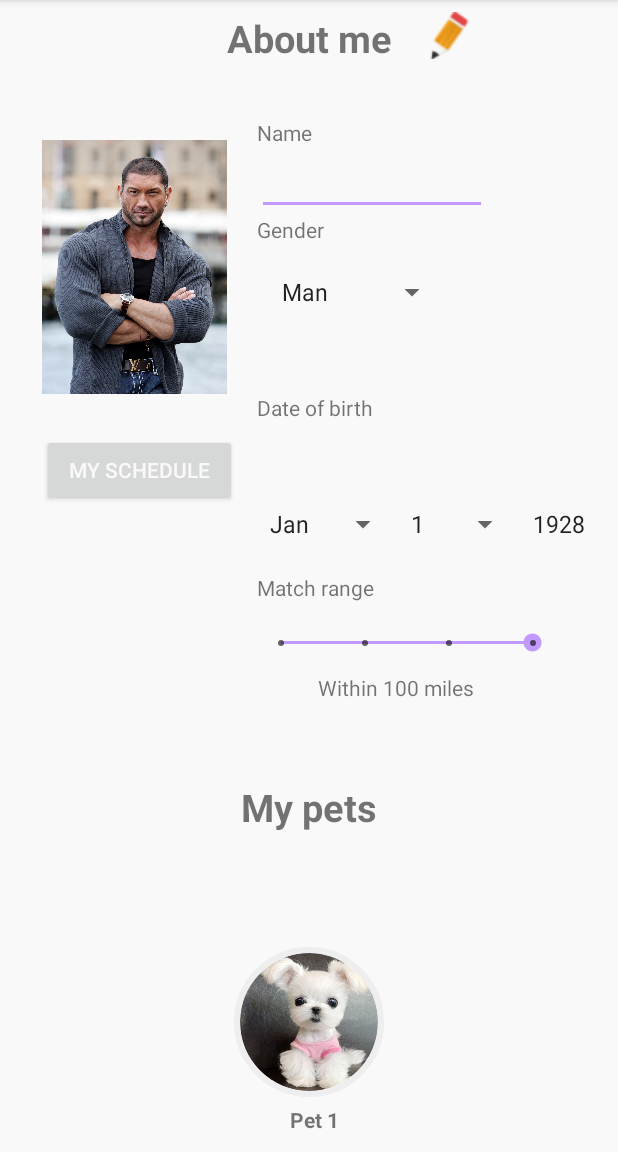
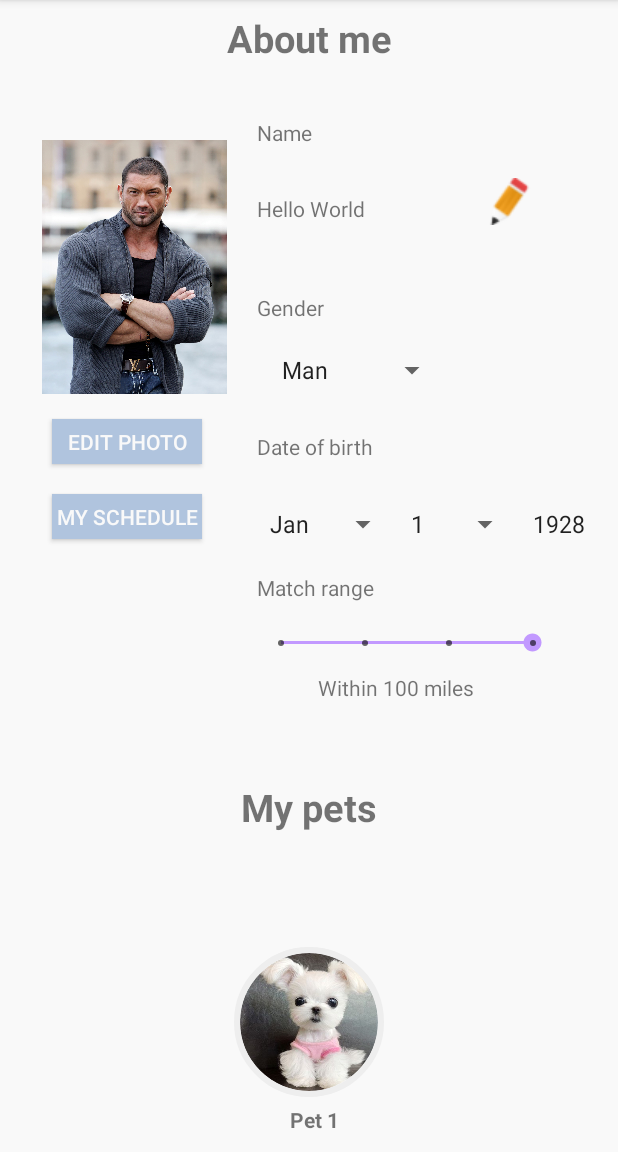
Before and after one commit to zero41120/Pet-Clump, an Android app: the UserInfoActivity screen opened directly, with no data from a screen before it, on a phone screen of 412 x 824 dp, the part 84-1236 px from its top. Run offline under Robolectric (Android 15) with nearby library versions, the phone set to English and light mode, and no system bars; our stand-ins replace Firebase (no records; nobody signed in at launch, a user with empty details on screens opened directly); libraries missing offline, so code that uses them is left out: com.facebook, com.facebook.appevents, com.facebook.login, com.mikhaellopez.circularimageview; plain views replace CircularImageView; 4 statements that could not run were skipped.

Commit message:
Adds ViewSwitcher for name

```diff
--- a/android/app/src/main/java/com/petclump/petclump/UserInfoActivity.java
+++ b/android/app/src/main/java/com/petclump/petclump/UserInfoActivity.java
@@ -1,9 +1,7 @@
 package com.petclump.petclump;
 
-import android.app.DatePickerDialog;
 import android.content.Context;
 import android.content.Intent;
-import android.graphics.drawable.ColorDrawable;
 import android.os.Bundle;
 import android.support.constraint.ConstraintLayout;
 import android.support.constraint.ConstraintSet;
@@ -11,7 +9,7 @@ import android.support.v7.app.AppCompatActivity;
 import android.view.View;
 import android.widget.AdapterView;
 import android.widget.ArrayAdapter;
-import android.widget.DatePicker;
+import android.widget.Button;
 import android.widget.EditText;
 import android.widget.ImageButton;
 import android.widget.ImageView;
@@ -19,6 +17,7 @@ import android.widget.SeekBar;
 import android.widget.Spinner;
 import android.widget.TextView;
 import android.widget.Toast;
+import android.widget.ViewSwitcher;
 
 import com.mikhaellopez.circularimageview.CircularImageView;
 
@@ -28,7 +27,8 @@ public class UserInfoActivity extends AppCompatActivity implements AdapterView.O
     String year_array_string[];
     private int year;
     ImageView profile_user;
-    ImageButton button_add_pets, button_edit_user_photo;
+    ImageButton button_add_pets, edit_name_button;
+    Button button_edit_user_photo;
     CircularImageView profile_pet1, profile_pet2, profile_pet3;
     TextView name_pet1, name_pet2, name_pet3;
     TextView match_range_value;
@@ -73,6 +73,9 @@ public class UserInfoActivity extends AppCompatActivity implements AdapterView.O
         user_select_gender = findViewById(R.id.user_select_gender);
         user_select_gender.setOnItemSelectedListener(this);
 
+        edit_name_button = findViewById(R.id.edit_name_button);
+        edit_name_button.setTag(R.drawable.pencil);
+
         year = 1928;
         day_array_string = new String[31];
         year_array_string = new String[90];
@@ -99,6 +102,8 @@ public class UserInfoActivity extends AppCompatActivity implements AdapterView.O
             Intent nextScreen = new Intent(c, PetInfoActivity.class);
             startActivity(nextScreen);
         });
+
+        edit_name_button.setOnClickListener(v ->nameChangeClick());
 
         button_add_pets = findViewById(R.id.button_add_pet);
         button_add_pets.setOnClickListener(v -> add_pets());
@@ -197,12 +202,21 @@ public class UserInfoActivity extends AppCompatActivity implements AdapterView.O
     }
 
 
-//    public void TextViewClicked(View view) {
-//        ViewSwitcher switcher = (ViewSwitcher) findViewById(R.id.my_switcher);
-//        switcher.showNext(); //or switcher.showPrevious();
-//        TextView myTV = switcher.findViewById(R.id.clickable_text_view);
-//        EditText myTX = switcher.findViewById(R.id.hidden_edit_view)
-//        //myTV.setText(getString((EditText)myTX));
-//        switcher.showPrevious();
-//    }
+    public void nameChangeClick() {
+        if(Integer.parseInt(edit_name_button.getTag().toString()) == R.drawable.pencil){
+            edit_name_button.setImageResource(R.drawable.googleg_disabled_color_18);
+            edit_name_button.setTag(R.drawable.googleg_disabled_color_18);
+        }else{
+            edit_name_button.setImageResource(R.drawable.pencil);
+            edit_name_button.setTag(R.drawable.pencil);
+        }
+
+        ViewSwitcher switcher = findViewById(R.id.user_name_switcher);
+        switcher.showNext(); //or switcher.showPrevious();
+        TextView text_user_name = switcher.findViewById(R.id.text_user_name);
+        EditText input_user_name = switcher.findViewById(R.id.input_user_name);
+        String string = input_user_name.getText().toString();
+        text_user_name.setText(string);
+        //switcher.showPrevious();
+    }
 }
--- a/android/app/src/main/res/layout/activity_user_info.xml
+++ b/android/app/src/main/res/layout/activity_user_info.xml
@@ -45,8 +45,8 @@
         app:layout_constraintEnd_toEndOf="parent"
         app:layout_constraintHorizontal_bias="0.0"
         app:layout_constraintStart_toEndOf="@id/profile_user"
-        app:layout_constraintTop_toBottomOf="@id/input_user_name"
-        app:layout_constraintVertical_bias="0.0" />
+        app:layout_constraintTop_toBottomOf="@id/user_name"
+        app:layout_constraintVertical_bias="0.15" />
 
     <TextView
         android:id="@+id/user_dob"
@@ -79,37 +79,36 @@
 
     <Button
         android:id="@+id/button_schedule"
-        android:layout_width="130dp"
-        android:layout_height="wrap_content"
+        android:layout_width="100dp"
+        android:layout_height="30dp"
         android:layout_marginLeft="8dp"
         android:layout_marginStart="8dp"
+        android:background="@color/grey"
         android:text="@string/My_schedule"
         android:textColor="@color/white"
         app:layout_constraintBottom_toBottomOf="parent"
         app:layout_constraintEnd_toEndOf="parent"
-        app:layout_constraintHorizontal_bias="0.072"
+        app:layout_constraintHorizontal_bias="0.087"
+        app:layout_constraintStart_toStartOf="parent"
+        app:layout_constraintTop_toBottomOf="@+id/button_edit_user_photo"
+        app:layout_constraintVertical_bias="0.047" />
+
+    <Button
+        android:id="@+id/button_edit_user_photo"
+        android:layout_width="100dp"
+        android:layout_height="30dp"
+        android:layout_marginLeft="8dp"
+        android:layout_marginStart="8dp"
+        android:background="@color/grey"
+        android:padding="5dp"
+        android:text="@string/Edit_photo"
+        android:textColor="@color/white"
+        app:layout_constraintBottom_toBottomOf="parent"
+        app:layout_constraintEnd_toEndOf="parent"
+        app:layout_constraintHorizontal_bias="0.087"
         app:layout_constraintStart_toStartOf="parent"
         app:layout_constraintTop_toBottomOf="@+id/profile_user"
-        app:layout_constraintVertical_bias="0.035" />
-
-    <ImageButton
-        android:id="@+id/button_edit_user_photo"
-        android:layout_width="wrap_content"
-        android:layout_height="wrap_content"
-        android:layout_marginBottom="8dp"
-        android:layout_marginEnd="8dp"
-        android:layout_marginLeft="8dp"
-        android:layout_marginRight="8dp"
-        android:layout_marginStart="8dp"
-        android:layout_marginTop="8dp"
-        android:background="@null"
-        android:src="@drawable/pencil"
-        app:layout_constraintBottom_toBottomOf="parent"
-        app:layout_constraintEnd_toEndOf="parent"
-        app:layout_constraintHorizontal_bias="0.757"
-        app:layout_constraintStart_toStartOf="parent"
-        app:layout_constraintTop_toTopOf="parent"
-        app:layout_constraintVertical_bias="0.0" />
+        app:layout_constraintVertical_bias="0.012" />
 
 
     <ImageButton
@@ -127,21 +126,6 @@
         app:layout_constraintStart_toEndOf="@+id/user_pets"
         app:layout_constraintTop_toTopOf="parent"
         app:layout_constraintVertical_bias="0.73" />
-
-    <EditText
-        android:id="@+id/input_user_name"
-        android:layout_width="153dp"
-        android:layout_height="wrap_content"
-        android:layout_gravity="fill"
-        android:ems="15"
-        android:inputType="textPersonName"
-        android:text=""
-        app:layout_constraintBottom_toBottomOf="parent"
-        app:layout_constraintEnd_toEndOf="parent"
-        app:layout_constraintHorizontal_bias="0.0"
-        app:layout_constraintStart_toStartOf="@id/user_name"
-        app:layout_constraintTop_toBottomOf="@id/user_name"
-        app:layout_constraintVertical_bias="0.0" />
 
     <TextView
         android:id="@+id/user_pets"
@@ -432,5 +416,64 @@
         app:layout_constraintStart_toStartOf="parent"
         app:layout_constraintTop_toBottomOf="@id/user_match_range" />
 
+    <ImageButton
+        android:id="@+id/edit_name_button"
+        android:layout_width="wrap_content"
+        android:layout_height="wrap_content"
+        android:layout_marginBottom="8dp"
+        android:layout_marginEnd="50dp"
+        android:layout_marginLeft="324dp"
+        android:layout_marginRight="50dp"
+        android:layout_marginStart="324dp"
+        android:layout_marginTop="8dp"
+        android:background="@null"
+        app:layout_constraintBottom_toBottomOf="parent"
+        app:layout_constraintEnd_toStartOf="@+id/scrollView2"
+        app:layout_constraintHorizontal_chainStyle="spread_inside"
+        app:layout_constraintStart_toStartOf="parent"
+        app:layout_constraintTop_toTopOf="parent"
+        app:layout_constraintVertical_bias="0.154"
+        app:srcCompat="@drawable/pencil" />
+
+    <ViewSwitcher xmlns:android="http://schemas.android.com/apk/res/android"
+        android:id="@+id/user_name_switcher"
+        android:layout_width="153dp"
+        android:layout_height="wrap_content"
+        app:layout_constraintBottom_toBottomOf="parent"
+        app:layout_constraintEnd_toEndOf="parent"
+        app:layout_constraintHorizontal_bias="0.0"
+        app:layout_constraintVertical_bias="0.05"
+        app:layout_constraintStart_toStartOf="@id/user_name"
+        app:layout_constraintTop_toBottomOf="@id/user_name"
+        >
+
+        <TextView
+            android:id="@+id/text_user_name"
+            android:layout_width="153dp"
+            android:layout_height="wrap_content"
+            android:text="Hello World"
+            app:layout_constraintBottom_toBottomOf="parent"
+            app:layout_constraintEnd_toEndOf="parent"
+            app:layout_constraintHorizontal_bias="0.0"
+            app:layout_constraintStart_toStartOf="@id/user_name"
+            app:layout_constraintTop_toBottomOf="@id/user_name"
+            app:layout_constraintVertical_bias="0.0" />
+
+        <EditText
+            android:id="@+id/input_user_name"
+            android:layout_width="153dp"
+            android:layout_height="wrap_content"
+            android:layout_gravity="fill"
+            android:ems="15"
+            android:inputType="textPersonName"
+            android:text=""
+            app:layout_constraintBottom_toBottomOf="parent"
+            app:layout_constraintEnd_toEndOf="parent"
+            app:layout_constraintHorizontal_bias="0.0"
+            app:layout_constraintStart_toStartOf="@id/user_name"
+            app:layout_constraintTop_toBottomOf="@id/user_name"
+            app:layout_constraintVertical_bias="0.0" />
+    </ViewSwitcher>
+
 
 </android.support.constraint.ConstraintLayout>
--- a/android/app/src/main/res/values/colors.xml
+++ b/android/app/src/main/res/values/colors.xml
@@ -5,5 +5,6 @@
     <color name="colorAccent">#c299ff</color>
     <color name="lightYellow">#f2efde</color>
     <color name="white">#f9f9f9</color>
+    <color name="grey">	#B0C4DE</color>
     <color name="fontColor"></color>
 </resources>
--- a/android/app/src/main/res/values/strings.xml
+++ b/android/app/src/main/res/values/strings.xml
@@ -64,5 +64,6 @@
     <string name="Within_20_miles">Within 20 miles</string>
     <string name="Within_100_miles">Within 100 miles</string>
     <string name="No_preferred_range">No preferred range</string>
+    <string name="Edit_photo">Edit photo</string>
 
 </resources>
```
Also changed, not shown: 1 other file.
